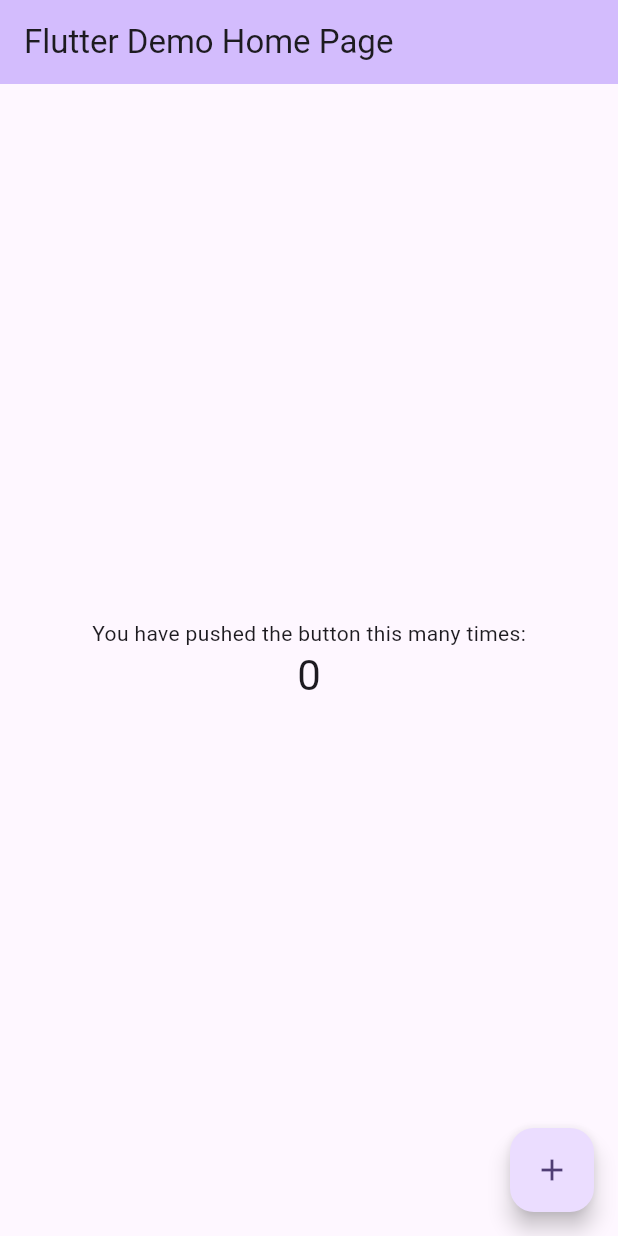
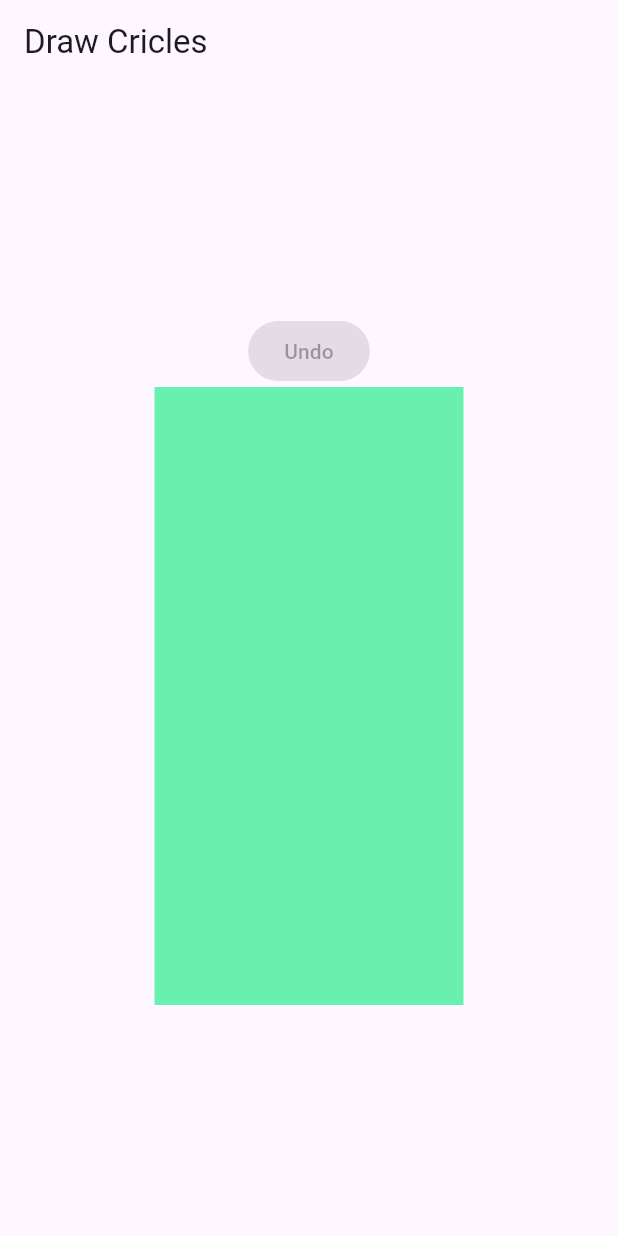
Before and after one commit to Kemphire/7guis, a Flutter app: the screen it shows after launch, on a phone screen of 412 x 824 dp. Run offline on Flutter 3.47's test engine with Material 3 defaults, Android fonts, the phone set to English and light mode, and no system bars; our stand-ins replace syncfusion_flutter_sliders; missing offline and left inert: fuzzywuzzy.

Commit message:
implemented till undo functionality

```diff
--- a/circle/lib/main.dart
+++ b/circle/lib/main.dart
@@ -1,3 +1,5 @@
+import 'package:circle/stack.dart';
+import 'package:flutter/foundation.dart';
 import 'package:flutter/material.dart';
 
 void main() {
@@ -7,116 +9,208 @@ void main() {
 class MyApp extends StatelessWidget {
   const MyApp({super.key});
 
-  // This widget is the root of your application.
   @override
   Widget build(BuildContext context) {
     return MaterialApp(
-      title: 'Flutter Demo',
-      theme: ThemeData(
-        // This is the theme of your application.
-        //
-        // TRY THIS: Try running your application with "flutter run". You'll see
-        // the application has a purple toolbar. Then, without quitting the app,
-        // try changing the seedColor in the colorScheme below to Colors.green
-        // and then invoke "hot reload" (save your changes or press the "hot
-        // reload" button in a Flutter-supported IDE, or press "r" if you used
-        // the command line to start the app).
-        //
-        // Notice that the counter didn't reset back to zero; the application
-        // state is not lost during the reload. To reset the state, use hot
-        // restart instead.
-        //
-        // This works for code too, not just values: Most code changes can be
-        // tested with just a hot reload.
-        colorScheme: ColorScheme.fromSeed(seedColor: Colors.deepPurple),
-      ),
-      home: const MyHomePage(title: 'Flutter Demo Home Page'),
+      title: "Circle Drawer",
+      home: MyCanvas(),
+      debugShowCheckedModeBanner: false,
     );
   }
 }
 
-class MyHomePage extends StatefulWidget {
-  const MyHomePage({super.key, required this.title});
-
-  // This widget is the home page of your application. It is stateful, meaning
-  // that it has a State object (defined below) that contains fields that affect
-  // how it looks.
-
-  // This class is the configuration for the state. It holds the values (in this
-  // case the title) provided by the parent (in this case the App widget) and
-  // used by the build method of the State. Fields in a Widget subclass are
-  // always marked "final".
-
-  final String title;
+class MyCanvas extends StatefulWidget {
+  const MyCanvas({super.key});
 
   @override
-  State<MyHomePage> createState() => _MyHomePageState();
+  State<MyCanvas> createState() => _MyCanvasState();
 }
 
-class _MyHomePageState extends State<MyHomePage> {
-  int _counter = 0;
+class _MyCanvasState extends State<MyCanvas> {
+  List<Circle> activeCircles = [];
+  StackDs<List<Circle>> stackOfChanges = StackDs<List<Circle>>();
 
-  void _incrementCounter() {
+  bool showUndo() => !stackOfChanges.isEmpty;
+
+  void updateStack() {
+    var deepCopy = activeCircles.map((circle) => circle.copy()).toList();
+    if (stackOfChanges.isEmpty || !listEquals(stackOfChanges.peek, deepCopy)) {
+      stackOfChanges.push(deepCopy);
+    }
+  }
+
+  final canvasKey = GlobalKey();
+
+  void _addCircles(
+    TapDownDetails details,
+    double screenWidth,
+    double screenHeight,
+  ) {
+    // using our custom key to get the context of our canvas
+    RenderBox box = canvasKey.currentContext!.findRenderObject() as RenderBox;
+    Offset localPosition = box.globalToLocal(details.globalPosition);
+
     setState(() {
-      // This call to setState tells the Flutter framework that something has
-      // changed in this State, which causes it to rerun the build method below
-      // so that the display can reflect the updated values. If we changed
-      // _counter without calling setState(), then the build method would not be
-      // called again, and so nothing would appear to happen.
-      _counter++;
+      activeCircles.add(
+        Circle(
+          x: localPosition.dx / screenWidth,
+          y: localPosition.dy / screenHeight,
+          radius: 30,
+          showDialog: false,
+          color: Colors.grey,
+        ),
+      );
+      updateStack();
     });
   }
 
   @override
   Widget build(BuildContext context) {
-    // This method is rerun every time setState is called, for instance as done
-    // by the _incrementCounter method above.
-    //
-    // The Flutter framework has been optimized to make rerunning build methods
-    // fast, so that you can just rebuild anything that needs updating rather
-    // than having to individually change instances of widgets.
+    var widthOfScreen = MediaQuery.of(context).size.width;
+    var heightOfScreen = MediaQuery.of(context).size.height;
+    var widthOfCanvas = widthOfScreen / 2;
+    var heightOfCanvas = heightOfScreen / 2;
     return Scaffold(
-      appBar: AppBar(
-        // TRY THIS: Try changing the color here to a specific color (to
-        // Colors.amber, perhaps?) and trigger a hot reload to see the AppBar
-        // change color while the other colors stay the same.
-        backgroundColor: Theme.of(context).colorScheme.inversePrimary,
-        // Here we take the value from the MyHomePage object that was created by
-        // the App.build method, and use it to set our appbar title.
-        title: Text(widget.title),
-      ),
+      appBar: AppBar(title: Text("Draw Cricles")),
       body: Center(
-        // Center is a layout widget. It takes a single child and positions it
-        // in the middle of the parent.
         child: Column(
-          // Column is also a layout widget. It takes a list of children and
-          // arranges them vertically. By default, it sizes itself to fit its
-          // children horizontally, and tries to be as tall as its parent.
-          //
-          // Column has various properties to control how it sizes itself and
-          // how it positions its children. Here we use mainAxisAlignment to
-          // center the children vertically; the main axis here is the vertical
-          // axis because Columns are vertical (the cross axis would be
-          // horizontal).
-          //
-          // TRY THIS: Invoke "debug painting" (choose the "Toggle Debug Paint"
-          // action in the IDE, or press "p" in the console), to see the
-          // wireframe for each widget.
           mainAxisAlignment: MainAxisAlignment.center,
-          children: <Widget>[
-            const Text('You have pushed the button this many times:'),
-            Text(
-              '$_counter',
-              style: Theme.of(context).textTheme.headlineMedium,
+          children: [
+            ElevatedButton(
+              onPressed:
+                  showUndo()
+                      ? () {
+                        setState(() {
+                          stackOfChanges.pop();
+
+                          if (stackOfChanges.isEmpty) {
+                            activeCircles = [];
+                          } else {
+                            activeCircles =
+                                stackOfChanges.peek
+                                    .map((c) => c.copy())
+                                    .toList();
+                          }
+                        });
+                      }
+                      : null,
+              child: Text("Undo"),
+            ),
+            GestureDetector(
+              onTapDown:
+                  (details) =>
+                      _addCircles(details, widthOfCanvas, heightOfCanvas),
+              child: Container(
+                key: canvasKey,
+                width: widthOfCanvas,
+                height: heightOfCanvas,
+                decoration: BoxDecoration(color: Colors.greenAccent),
+                child: Stack(
+                  children: [
+                    ...activeCircles.map(
+                      (circle) => GestureDetector(
+                        onTap: () {
+                          setState(() {
+                            circle.color = Colors.blueAccent;
+                          });
+                          final snackbar = SnackBar(
+                            content: StatefulBuilder(
+                              builder:
+                                  (context, localSetState) => Slider.adaptive(
+                                    value: circle.radius,
+                                    onChanged: (value) {
+                                      setState(() {
+                                        localSetState(() {
+                                          circle.radius = value;
+                                        });
+                                      });
+                                    },
+                                    onChangeEnd: (value) => updateStack(),
+                                    min:
+                                        widthOfScreen < heightOfScreen
+                                            ? widthOfScreen / 50
+                                            : heightOfScreen / 50,
+                                    max: 150,
+                                  ),
+                            ),
+                            showCloseIcon: true,
+                          );
+
+                          ScaffoldMessenger.of(
+                            context,
+                          ).showSnackBar(snackbar).closed.then((_) {
+                            setState(() {
+                              circle.color = Colors.grey;
+                            });
+                          });
+                        },
+                        child: Stack(
+                          children: [
+                            Positioned(
+                              left: circle.x * widthOfCanvas - circle.radius,
+                              top: circle.y * heightOfCanvas - circle.radius,
+                              child: Container(
+                                width: circle.radius * 2,
+                                height: circle.radius * 2,
+                                decoration: BoxDecoration(
+                                  color: circle.color,
+                                  border: Border.all(
+                                    color: Colors.yellowAccent,
+                                  ),
+                                  shape: BoxShape.circle,
+                                ),
+                              ),
+                            ),
+                          ],
+                        ),
+                      ),
+                    ),
+                  ],
+                ),
+              ),
             ),
           ],
         ),
       ),
-      floatingActionButton: FloatingActionButton(
-        onPressed: _incrementCounter,
-        tooltip: 'Increment',
-        child: const Icon(Icons.add),
-      ), // This trailing comma makes auto-formatting nicer for build methods.
     );
   }
 }
+
+class Circle {
+  double x;
+  double y;
+  double radius;
+  bool showDialog;
+  Color color;
+
+  Circle({
+    required this.x,
+    required this.y,
+    required this.radius,
+    required this.showDialog,
+    required this.color,
+  });
+
+  Circle copy() =>
+      Circle(x: x, y: y, radius: radius, showDialog: showDialog, color: color);
+
+  @override
+  bool operator ==(Object other) {
+    if (identical(this, other)) return true;
+
+    return other is Circle &&
+        other.x == x &&
+        other.y == y &&
+        other.radius == radius &&
+        other.showDialog == showDialog &&
+        other.color == color;
+  }
+
+  @override
+  int get hashCode =>
+      x.hashCode ^
+      y.hashCode ^
+      radius.hashCode ^
+      showDialog.hashCode ^
+      color.hashCode;
+}
--- /dev/null
+++ b/circle/lib/stack.dart
@@ -0,0 +1,16 @@
+class StackDs<E> {
+  final _list = <E>[];
+
+  void push(E value) => _list.add(value);
+  E pop() => _list.removeLast();
+
+  E get peek => _list.last;
+
+  bool get isEmpty => _list.isEmpty;
+  int get length => _list.length;
+
+  @override
+  String toString() {
+    return _list.toString();
+  }
+}
```
